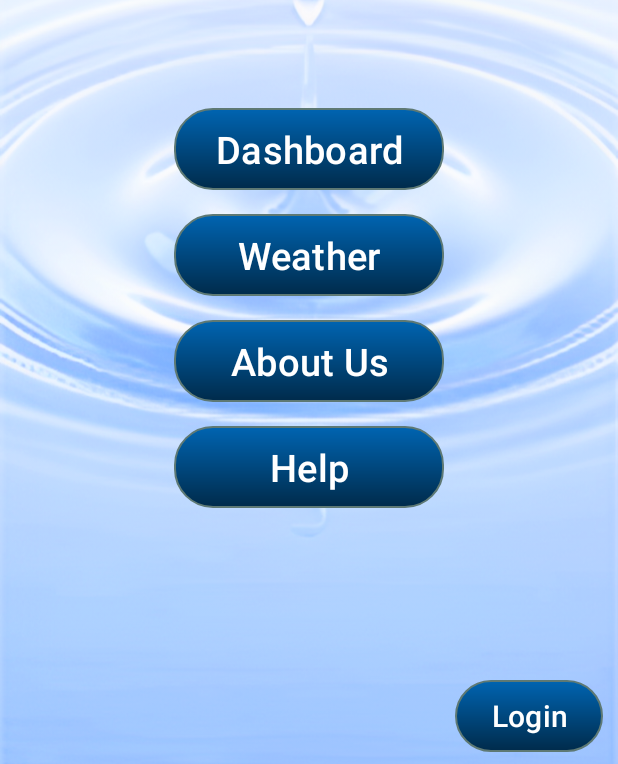
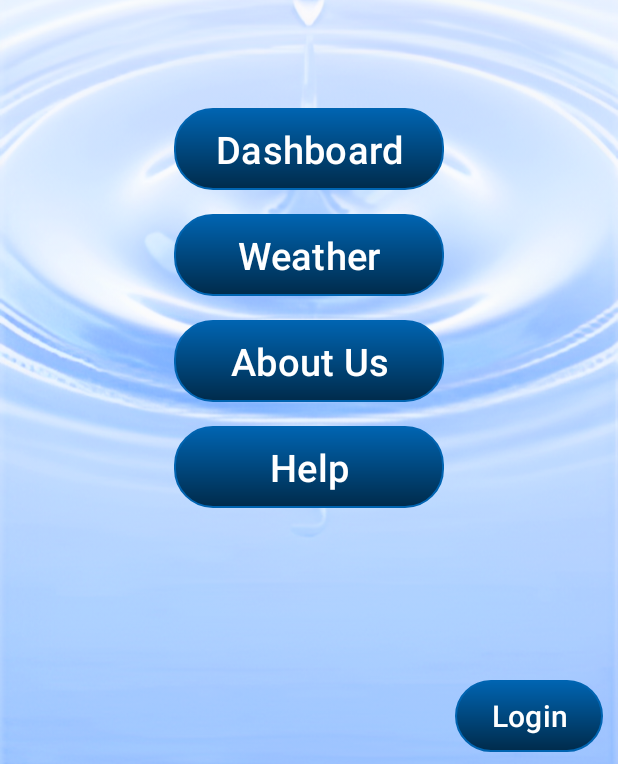
Before and after one commit to Johane03/HydroApp, an Android app: the MainActivity screen opened directly, with no data from a screen before it, on a phone screen of 412 x 824 dp. Shown: the part 469-1233 px from the top of the screen. Run offline under Robolectric (Android 15) with nearby library versions, the phone set to English and light mode, and no system bars.

Commit message:
Border colour changed

```diff
--- a/app/src/main/res/drawable/button_gradient.xml
+++ b/app/src/main/res/drawable/button_gradient.xml
@@ -1,7 +1,7 @@
 <shape xmlns:android="http://schemas.android.com/apk/res/android"
     android:shape="rectangle">
     <corners android:radius="25dip" />
-    <stroke android:width="1dip" android:color="#5e7974" />
+    <stroke android:width="1dip" android:color="#0064B1"/>
     <gradient
         android:startColor="#0064B1"
         android:endColor="#002B4B"
```
